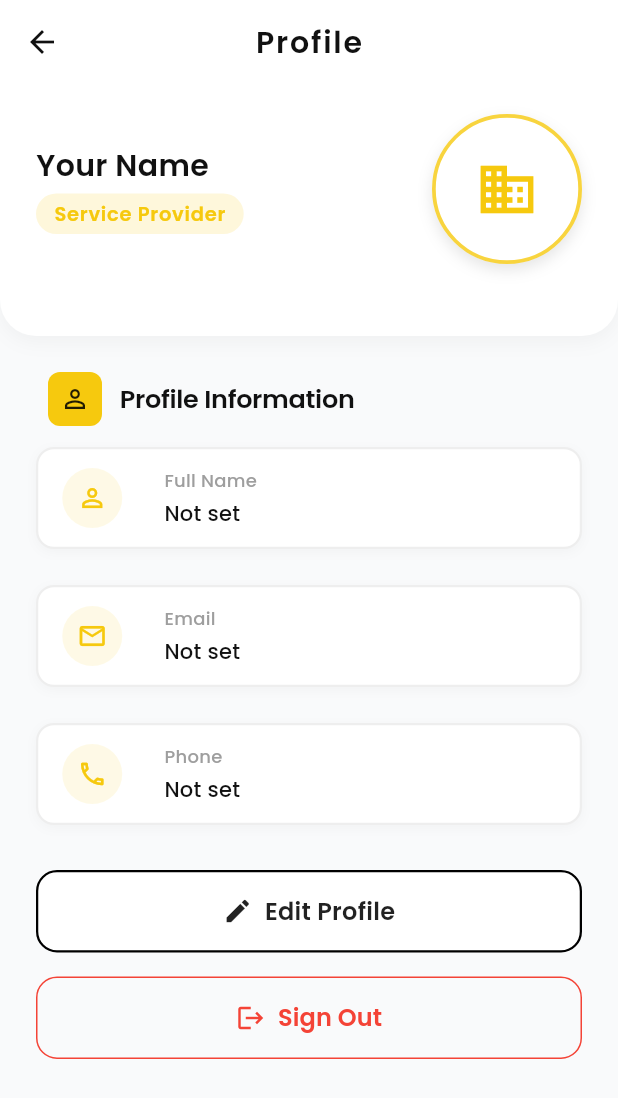
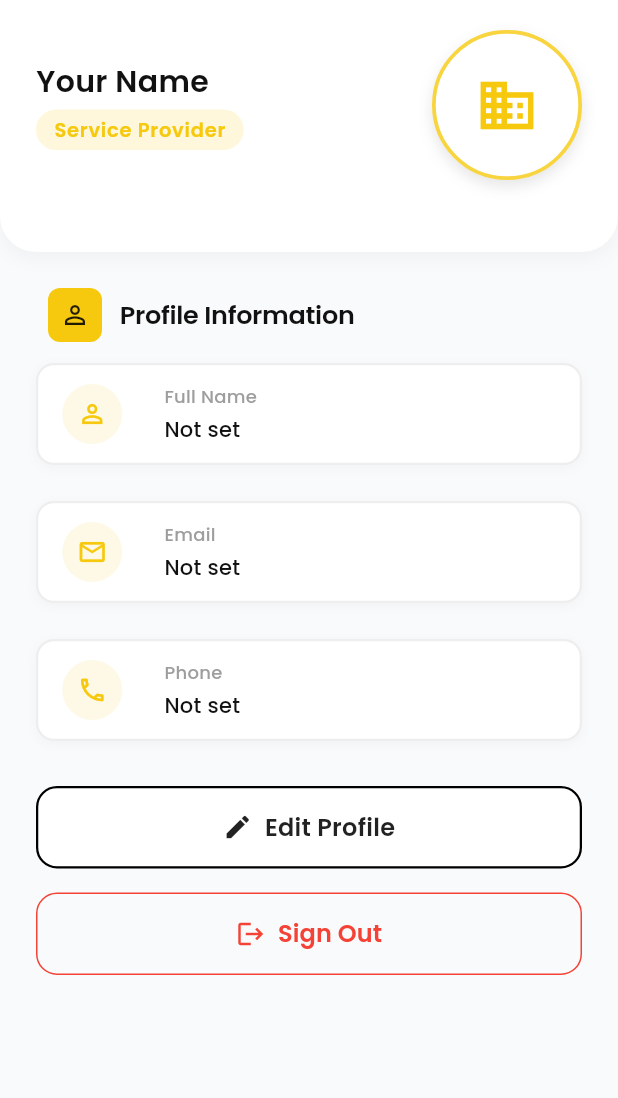
Before and after one commit to sparth292/loca-buzz, a Flutter app: the ProfilePage screen opened by its route, on a phone screen of 412 x 824 dp. Shown: the top 1098 px of the screen. Run offline on Flutter 3.47's test engine with Material 3 defaults, Android fonts, the phone set to English and light mode, and no system bars; our stand-ins replace flutter_svg, google_fonts, image_picker, location, shared_preferences, smooth_page_indicator and 1 more; accounts and stored records are empty.

Commit message:
Finalize profile pages

```diff
--- a/lib/business_service_provider_dashboard/service_provider_dashboard.dart
+++ b/lib/business_service_provider_dashboard/service_provider_dashboard.dart
@@ -107,7 +107,11 @@ class _ServiceProviderDashboardState extends State<ServiceProviderDashboard> {
             padding: const EdgeInsets.symmetric(horizontal: 4.0, vertical: 8.0),
             child: GestureDetector(
               onTap: () {
-                Navigator.pushNamed(context, ServiceProviderProfile.route);
+                Navigator.of(context).push(
+                  MaterialPageRoute(
+                    builder: (context) => const ServiceProviderProfile(),
+                  ),
+                );
               },
               child: Container(
                 width: 36,
--- a/lib/screens/profile_page.dart
+++ b/lib/screens/profile_page.dart
@@ -3,9 +3,11 @@ import 'package:google_fonts/google_fonts.dart';
 import '../main.dart' show BeeColors, supabase;
 
 class ProfilePage extends StatefulWidget {
-  static const String route = '/service-provider-profile';
+  static const String route = '/profile';
 
-  const ProfilePage({super.key});
+  final VoidCallback? onProfileUpdated;
+
+  const ProfilePage({super.key, this.onProfileUpdated});
 
   @override
   State<ProfilePage> createState() => _ProfilePageState();
@@ -240,19 +242,6 @@ class _ProfilePageState extends State<ProfilePage> {
   @override
   Widget build(BuildContext context) {
     return Scaffold(
-      appBar: AppBar(
-        title: Text(
-          'Profile',
-          style: GoogleFonts.poppins(
-            color: BeeColors.beeBlack,
-            fontWeight: FontWeight.w600,
-            fontSize: 20,
-          ),
-        ),
-        backgroundColor: Colors.white,
-        elevation: 0,
-        centerTitle: true,
-      ),
       backgroundColor: BeeColors.background,
       body: _isLoading
           ? const Center(
```
Also changed, not shown: lib/screens/home_page.dart (+28 -7 lines).
